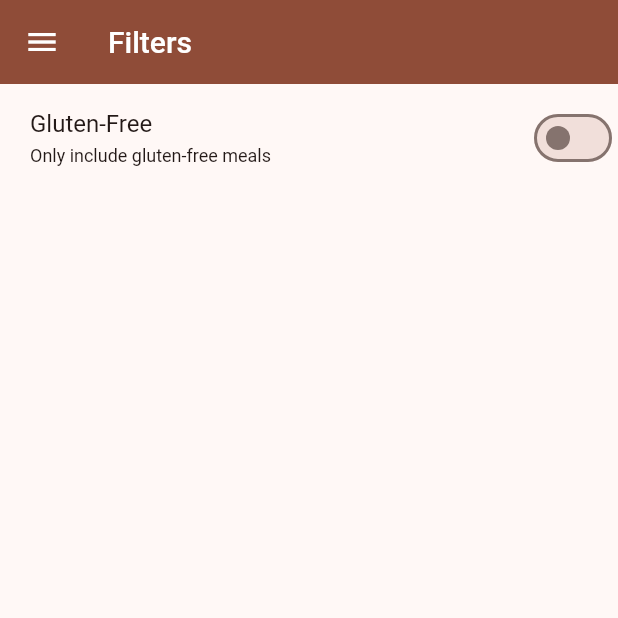
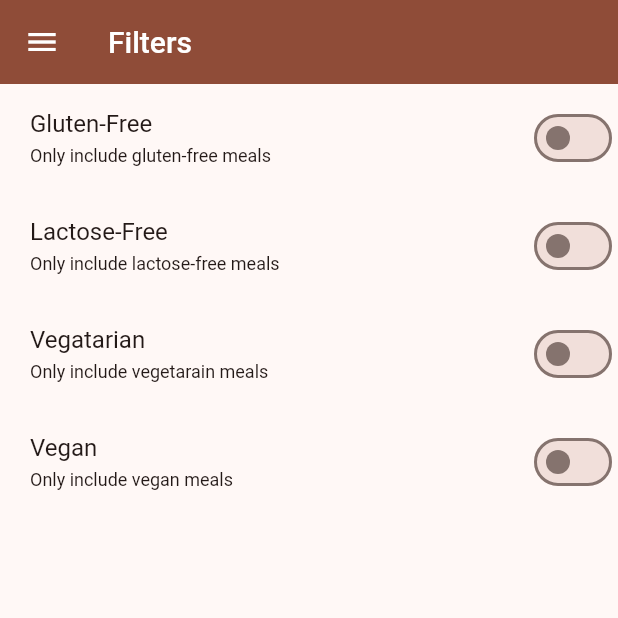
Before and after one commit to Moonbladez/flutter-meals, a Flutter app: the FiltersScreen screen opened directly, on a phone screen of 412 x 824 dp, the top half of it. Run offline on Flutter 3.47's test engine with Material 2 defaults, Android fonts, the phone set to English and light mode, and no system bars; our stand-ins replace google_fonts, transparent_image.

Commit message:
added switches and state to filers screen

```diff
--- a/lib/screens/filters_screen.dart
+++ b/lib/screens/filters_screen.dart
@@ -11,6 +11,9 @@ class FiltersScreen extends StatefulWidget {
 
 class _FiltersScreenState extends State<FiltersScreen> {
   bool _isGlutenFree = false;
+  bool _isLactoseFree = false;
+  bool _isVegetarian = false;
+  bool _isVegan = false;
   @override
   Widget build(BuildContext context) {
     return Scaffold(
@@ -30,6 +33,7 @@ class _FiltersScreenState extends State<FiltersScreen> {
       ),
       body: Column(
         children: [
+          // TODO:move to single widget
           SwitchListTile(
             activeColor: Theme.of(context).colorScheme.tertiary,
             contentPadding: const EdgeInsets.only(
@@ -55,6 +59,81 @@ class _FiltersScreenState extends State<FiltersScreen> {
             ),
             value: _isGlutenFree,
           ),
+          SwitchListTile(
+            activeColor: Theme.of(context).colorScheme.tertiary,
+            contentPadding: const EdgeInsets.only(
+              left: 20,
+            ),
+            onChanged: (value) {
+              setState(() {
+                _isLactoseFree = value;
+              });
+            },
+            subtitle: Text(
+              "Only include lactose-free meals",
+              style: Theme.of(context)
+                  .textTheme
+                  .labelMedium!
+                  .copyWith(color: Theme.of(context).colorScheme.onBackground),
+            ),
+            title: Text(
+              "Lactose-Free",
+              style: Theme.of(context).textTheme.titleMedium!.copyWith(
+                    color: Theme.of(context).colorScheme.onBackground,
+                  ),
+            ),
+            value: _isLactoseFree,
+          ),
+          SwitchListTile(
+            activeColor: Theme.of(context).colorScheme.tertiary,
+            contentPadding: const EdgeInsets.only(
+              left: 20,
+            ),
+            onChanged: (value) {
+              setState(() {
+                _isVegetarian = value;
+              });
+            },
+            subtitle: Text(
+              "Only include vegetarain meals",
+              style: Theme.of(context)
+                  .textTheme
+                  .labelMedium!
+                  .copyWith(color: Theme.of(context).colorScheme.onBackground),
+            ),
+            title: Text(
+              "Vegatarian",
+              style: Theme.of(context).textTheme.titleMedium!.copyWith(
+                    color: Theme.of(context).colorScheme.onBackground,
+                  ),
+            ),
+            value: _isVegetarian,
+          ),
+          SwitchListTile(
+            activeColor: Theme.of(context).colorScheme.tertiary,
+            contentPadding: const EdgeInsets.only(
+              left: 20,
+            ),
+            onChanged: (value) {
+              setState(() {
+                _isVegan = value;
+              });
+            },
+            subtitle: Text(
+              "Only include vegan meals",
+              style: Theme.of(context)
+                  .textTheme
+                  .labelMedium!
+                  .copyWith(color: Theme.of(context).colorScheme.onBackground),
+            ),
+            title: Text(
+              "Vegan",
+              style: Theme.of(context).textTheme.titleMedium!.copyWith(
+                    color: Theme.of(context).colorScheme.onBackground,
+                  ),
+            ),
+            value: _isVegan,
+          ),
         ],
       ),
     );
--- a/lib/widgets/main_drawer.dart
+++ b/lib/widgets/main_drawer.dart
@@ -46,6 +46,7 @@ class MainDrawer extends StatelessWidget {
             ),
           ),
           const SizedBox(height: 20),
+          //TODO: MOVE LIST TILES TO SINGLE WIDGET
           ListTile(
             leading: const Icon(Icons.restaurant),
             splashColor: Theme.of(context).colorScheme.primaryContainer,
```
